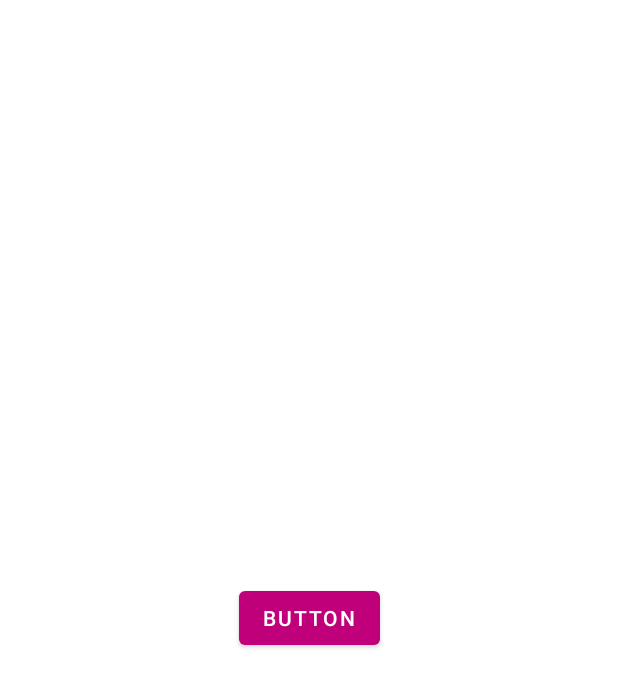
After one commit to aniketmund21/TribeEcommerce, an Android app: the AdminAddNewProductActivity screen opened directly, with no data from a screen before it, on a phone screen of 412 x 824 dp. The commit adds this screen. Shown: the top 687 px of the screen. Run offline under Robolectric (Android 15) with nearby library versions, the phone set to English and light mode, and no system bars.

Commit message:
Added Admin Panel Function

```diff
--- a/app/src/main/AndroidManifest.xml
+++ b/app/src/main/AndroidManifest.xml
@@ -9,7 +9,8 @@
         android:roundIcon="@mipmap/ic_launcher_round"
         android:supportsRtl="true"
         android:theme="@style/Theme.Ecommerce">
-        <activity android:name=".HomeActivity"></activity>
+        <activity android:name=".AdminAddNewProductActivity"></activity>
+        <activity android:name=".HomeActivity" />
         <activity android:name=".RegisterActivity" />
         <activity android:name=".LoginActivity" />
         <activity android:name=".MainActivity">
--- /dev/null
+++ b/app/src/main/java/com/aniket/ecommerce/AdminAddNewProductActivity.java
@@ -0,0 +1,17 @@
+package com.aniket.ecommerce;
+
+import androidx.appcompat.app.AppCompatActivity;
+
+import android.os.Bundle;
+import android.widget.Toast;
+
+public class AdminAddNewProductActivity extends AppCompatActivity {
+
+    @Override
+    protected void onCreate(Bundle savedInstanceState) {
+        super.onCreate(savedInstanceState);
+        setContentView(R.layout.activity_admin_add_new_product);
+
+        Toast.makeText(this, "Welcome Admin....", Toast.LENGTH_SHORT).show();
+    }
+}
--- a/app/src/main/java/com/aniket/ecommerce/RegisterActivity.java
+++ b/app/src/main/java/com/aniket/ecommerce/RegisterActivity.java
@@ -87,9 +87,9 @@ public class RegisterActivity extends AppCompatActivity {
             public void onDataChange(@NonNull  DataSnapshot dataSnapshot) {
                 if (!(dataSnapshot.child("Users").child(phone).exists())){
                     HashMap<String, Object>userdataMap= new HashMap<>();
-                    userdataMap.put("Phone",phone);
-                    userdataMap.put("Password",password);
-                    userdataMap.put("Name",name);
+                    userdataMap.put("phone",phone);
+                    userdataMap.put("password",password);
+                    userdataMap.put("name",name);
                     RootRef.child("Users").child(phone).updateChildren(userdataMap).addOnCompleteListener(new OnCompleteListener<Void>() {
                         @Override
                         public void onComplete(@NonNull Task<Void> task) {
--- /dev/null
+++ b/app/src/main/res/layout/activity_admin_add_new_product.xml
@@ -0,0 +1,18 @@
+<?xml version="1.0" encoding="utf-8"?>
+<androidx.constraintlayout.widget.ConstraintLayout xmlns:android="http://schemas.android.com/apk/res/android"
+    xmlns:app="http://schemas.android.com/apk/res-auto"
+    xmlns:tools="http://schemas.android.com/tools"
+    android:layout_width="match_parent"
+    android:layout_height="match_parent"
+    tools:context=".AdminAddNewProductActivity">
+
+    <Button
+        android:id="@+id/button"
+        android:layout_width="wrap_content"
+        android:layout_height="wrap_content"
+        android:text="Button"
+        app:layout_constraintBottom_toBottomOf="parent"
+        app:layout_constraintEnd_toEndOf="parent"
+        app:layout_constraintStart_toStartOf="parent"
+        app:layout_constraintTop_toTopOf="parent" />
+</androidx.constraintlayout.widget.ConstraintLayout>
--- a/app/src/main/res/layout/activity_login.xml
+++ b/app/src/main/res/layout/activity_login.xml
@@ -115,7 +115,7 @@
         android:padding="17dp"
         android:textAllCaps="false"
         android:textSize="18sp"
-        android:text="@string/Login"
+        android:text="Login"
         android:textColor="@android:color/white"
         />
     <TextView
```
Also changed, not shown: app/src/main/java/com/aniket/ecommerce/LoginActivity.java (+97 -38 lines).
